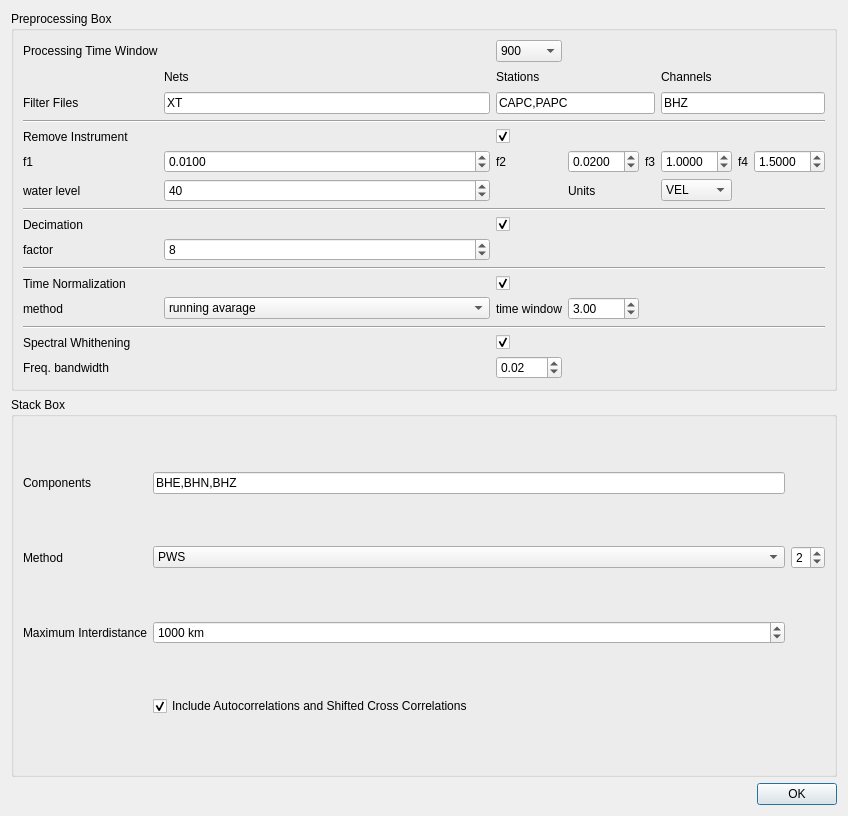
Above: isp/resources/designer_uis/SettingsDialogNoise.ui from ProjectISP/ISP before the change. Below: the same form after it.
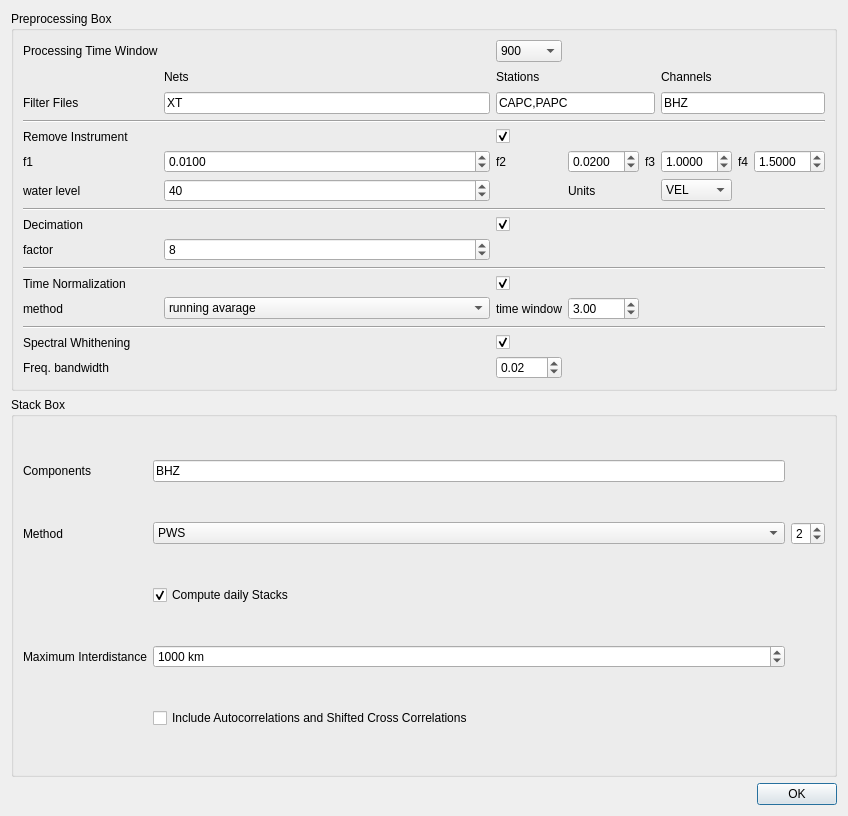
That is the form after the change.

Patch:
```diff
--- a/isp/resources/designer_uis/SettingsDialogNoise.ui
+++ b/isp/resources/designer_uis/SettingsDialogNoise.ui
@@ -417,17 +417,17 @@
       <string>Stack Box</string>
      </property>
      <layout class="QGridLayout" name="gridLayout_3">
-      <item row="3" column="3">
+      <item row="4" column="3">
        <widget class="QCheckBox" name="autocorrCB">
         <property name="text">
          <string>Include Autocorrelations and Shifted Cross Correlations</string>
         </property>
         <property name="checked">
-         <bool>true</bool>
+         <bool>false</bool>
         </property>
        </widget>
       </item>
-      <item row="2" column="1">
+      <item row="3" column="1">
        <widget class="QLabel" name="label_22">
         <property name="text">
          <string>Maximum Interdistance</string>
@@ -483,11 +483,11 @@
       <item row="0" column="3">
        <widget class="QLineEdit" name="componentsLE">
         <property name="text">
-         <string>BHE,BHN,BHZ</string>
+         <string>BHZ</string>
         </property>
        </widget>
       </item>
-      <item row="2" column="3">
+      <item row="3" column="3">
        <widget class="QSpinBox" name="max_distanceBtn">
         <property name="suffix">
          <string> km</string>
@@ -500,6 +500,16 @@
         </property>
        </widget>
       </item>
+      <item row="2" column="3">
+       <widget class="QCheckBox" name="dailyStacksCB">
+        <property name="text">
+         <string>Compute daily Stacks</string>
+        </property>
+        <property name="checked">
+         <bool>true</bool>
+        </property>
+       </widget>
+      </item>
      </layout>
     </widget>
    </item>
```
